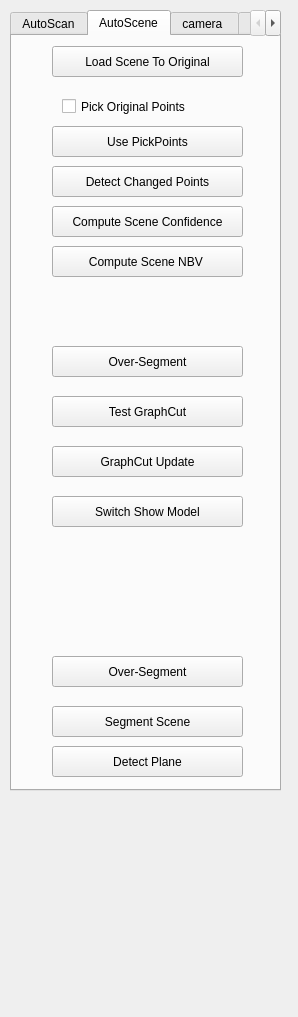
Qt form Currently-Using-Quality-Driven-Poisson-Guided-Autoscanning/Point Cloud/UI/camera_para.ui (sunwaylive/proactive-learning-on-scenes) before a commit.
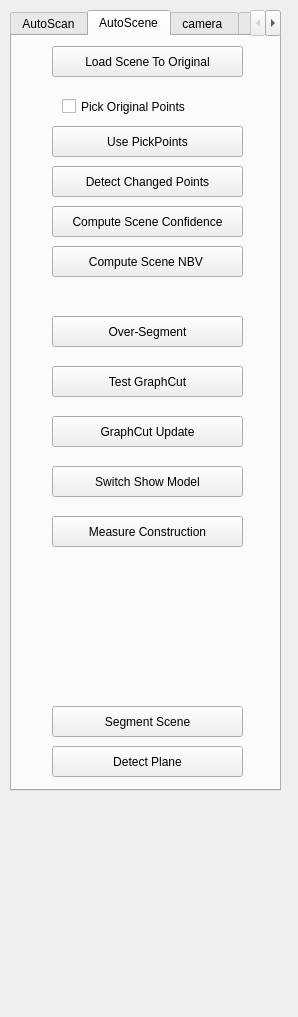
The same form after that commit.

Commit message: adjust some buttons

Patch:
```diff
--- a/Currently-Using-Quality-Driven-Poisson-Guided-Autoscanning/Point Cloud/UI/camera_para.ui
+++ b/Currently-Using-Quality-Driven-Poisson-Guided-Autoscanning/Point Cloud/UI/camera_para.ui
@@ -363,7 +363,7 @@
      <property name="geometry">
       <rect>
        <x>40</x>
-       <y>360</y>
+       <y>330</y>
        <width>191</width>
        <height>31</height>
       </rect>
@@ -376,7 +376,7 @@
      <property name="geometry">
       <rect>
        <x>40</x>
-       <y>310</y>
+       <y>280</y>
        <width>191</width>
        <height>31</height>
       </rect>
@@ -418,7 +418,7 @@
      <property name="geometry">
       <rect>
        <x>40</x>
-       <y>410</y>
+       <y>380</y>
        <width>191</width>
        <height>31</height>
       </rect>
@@ -431,7 +431,7 @@
      <property name="geometry">
       <rect>
        <x>40</x>
-       <y>460</y>
+       <y>430</y>
        <width>191</width>
        <height>31</height>
       </rect>
@@ -444,13 +444,13 @@
      <property name="geometry">
       <rect>
        <x>40</x>
-       <y>620</y>
+       <y>480</y>
        <width>191</width>
        <height>31</height>
       </rect>
      </property>
      <property name="text">
-      <string>Over-Segment</string>
+      <string>Measure Construction</string>
      </property>
     </widget>
    </widget>
```
The commit also changes 2 other files.
